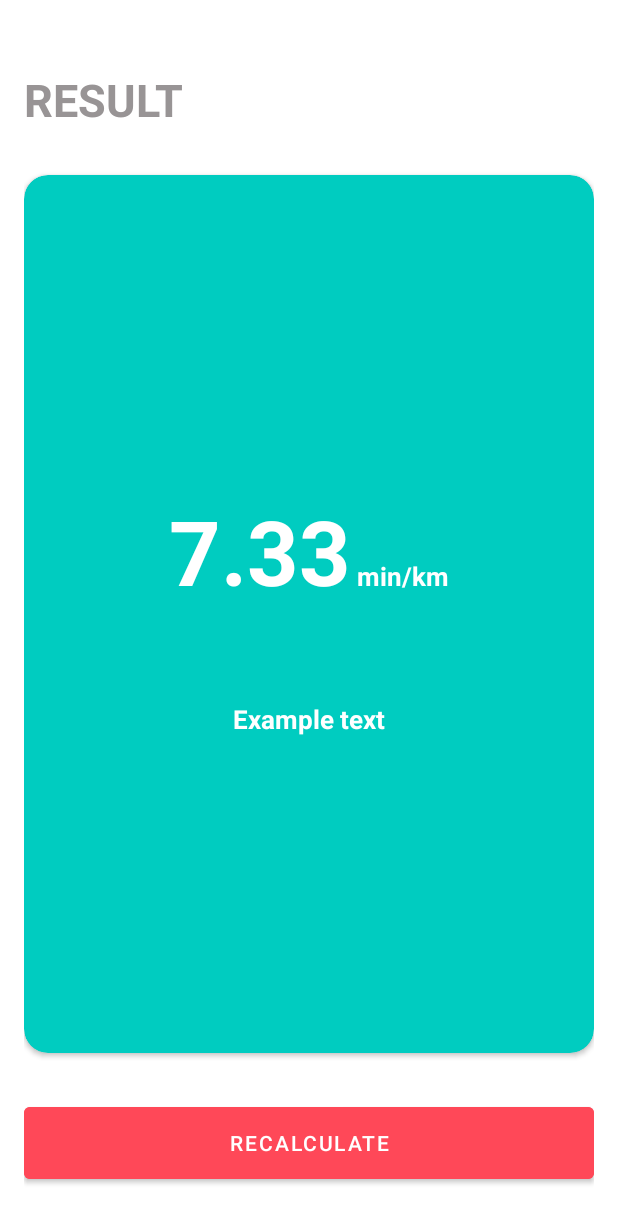
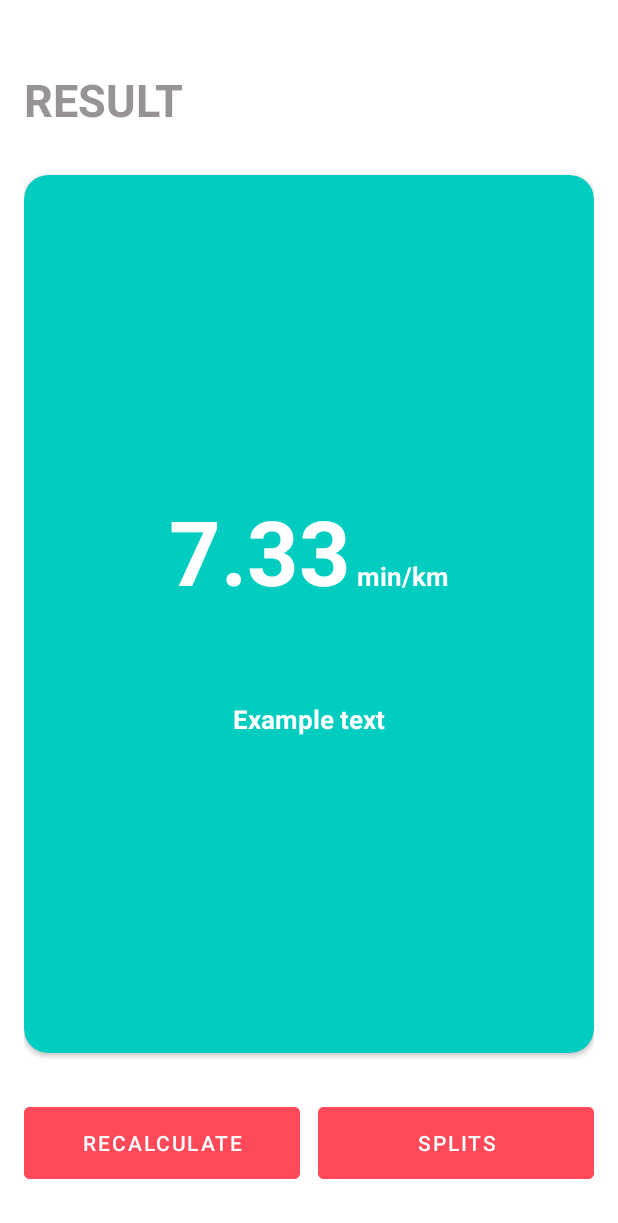
Before and after one commit to sergiolpzgmz/running-pace-calculator-android, an Android app: the layout activity_result_pace_calculator.xml on its own in the app's theme, with its tools: preview values and no code run, on a phone screen of 412 x 824 dp. Shown: the top 1223 px of the screen. Run offline under Robolectric (Android 15) with nearby library versions, the phone set to English and light mode, and no system bars.

Commit message:
Created and linked Split view

```diff
--- a/app/src/main/AndroidManifest.xml
+++ b/app/src/main/AndroidManifest.xml
@@ -13,6 +13,9 @@
         android:theme="@style/Theme.RunningPaceCalculator"
         tools:targetApi="31">
         <activity
+            android:name=".view.SplitsViewActivity"
+            android:exported="false" />
+        <activity
             android:name=".view.ResultPaceCalculatorActivity"
             android:exported="false" />
         <activity
--- a/app/src/main/res/layout/activity_result_pace_calculator.xml
+++ b/app/src/main/res/layout/activity_result_pace_calculator.xml
@@ -26,7 +26,7 @@
         android:layout_marginVertical="30dp"
         app:cardBackgroundColor="@color/card_background"
         app:cardCornerRadius="16dp"
-        app:layout_constraintBottom_toTopOf="@+id/btnRecalculate"
+        app:layout_constraintBottom_toTopOf="@+id/buttons"
         app:layout_constraintEnd_toEndOf="parent"
         app:layout_constraintStart_toStartOf="parent"
         app:layout_constraintTop_toBottomOf="@+id/tvTitle">
@@ -76,14 +76,39 @@
         </androidx.appcompat.widget.LinearLayoutCompat>
     </androidx.cardview.widget.CardView>
 
-    <Button
-        android:id="@+id/btnRecalculate"
+    <LinearLayout
+        android:id="@+id/buttons"
         android:layout_width="match_parent"
-        android:layout_height="60dp"
+        android:layout_height="wrap_content"
         android:layout_marginBottom="16dp"
-        android:backgroundTint="@color/emphasis"
-        android:text="@string/recalculate"
+        android:gravity="center"
+        android:theme="?android:attr/buttonBarStyle"
         app:layout_constraintBottom_toBottomOf="parent"
         app:layout_constraintEnd_toEndOf="parent"
-        app:layout_constraintStart_toStartOf="parent" />
+        app:layout_constraintStart_toStartOf="parent">
+
+        <Button
+            android:id="@+id/btnRecalculate"
+            style="?android:attr/buttonBarButtonStyle"
+            android:layout_width="0dp"
+            android:layout_height="60dp"
+            android:layout_marginEnd="12dp"
+            android:layout_weight="1"
+            android:backgroundTint="@color/emphasis"
+            android:text="@string/recalculate"
+            android:textColor="@color/white" />
+
+        <Button
+            android:id="@+id/btnSplits"
+            style="?android:attr/buttonBarButtonStyle"
+            android:layout_width="0dp"
+            android:layout_height="60dp"
+            android:layout_weight="1"
+            android:backgroundTint="@color/emphasis"
+            android:text="@string/splits"
+            android:textColor="@color/white" />
+
+    </LinearLayout>
+
+
 </androidx.constraintlayout.widget.ConstraintLayout>
--- a/app/src/main/res/values/strings.xml
+++ b/app/src/main/res/values/strings.xml
@@ -1,5 +1,5 @@
 <resources>
-    <string name="app_name">RunningAppCalculator</string>
+    <string name="app_name">Pace Calculator</string>
     <string name="choose_distance">Choose distance</string>
     <string name="popular_distance">Popular distances</string>
     <string name="five_distance">5km</string>
@@ -15,4 +15,5 @@
     <string name="rsInitialValue">0KM</string>
     <string name="result">RESULT</string>
     <string name="recalculate">recalculate</string>
+    <string name="splits">Splits</string>
 </resources>
```
Also changed, not shown: app/src/main/java/com/sergiolopez/runningpacecalculator/model/RunData.kt (deleted, +0 -8 lines), app/src/main/java/com/sergiolopez/runningpacecalculator/model/RunPaceModel.kt (added, +17 -0 lines), app/src/main/java/com/sergiolopez/runningpacecalculator/view/PaceCalculatorActivity.kt (+20 -5 lines), app/src/main/java/com/sergiolopez/runningpacecalculator/view/ResultPaceCalculatorActivity.kt (+18 -8 lines), app/src/main/java/com/sergiolopez/runningpacecalculator/view/SplitsViewActivity.kt (added, +12 -0 lines), app/src/main/java/com/sergiolopez/runningpacecalculator/viewModel/DataViewModel.kt (+5 -10 lines), app/src/main/res/layout/activity_splits_view.xml (added, +16 -0 lines).
